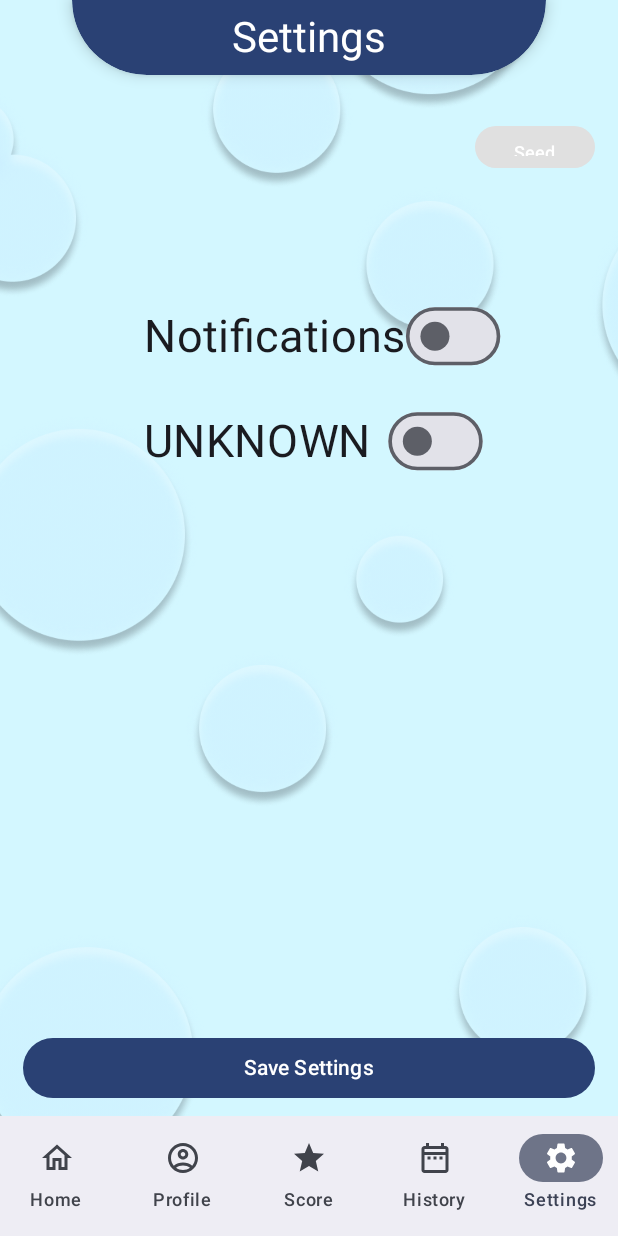
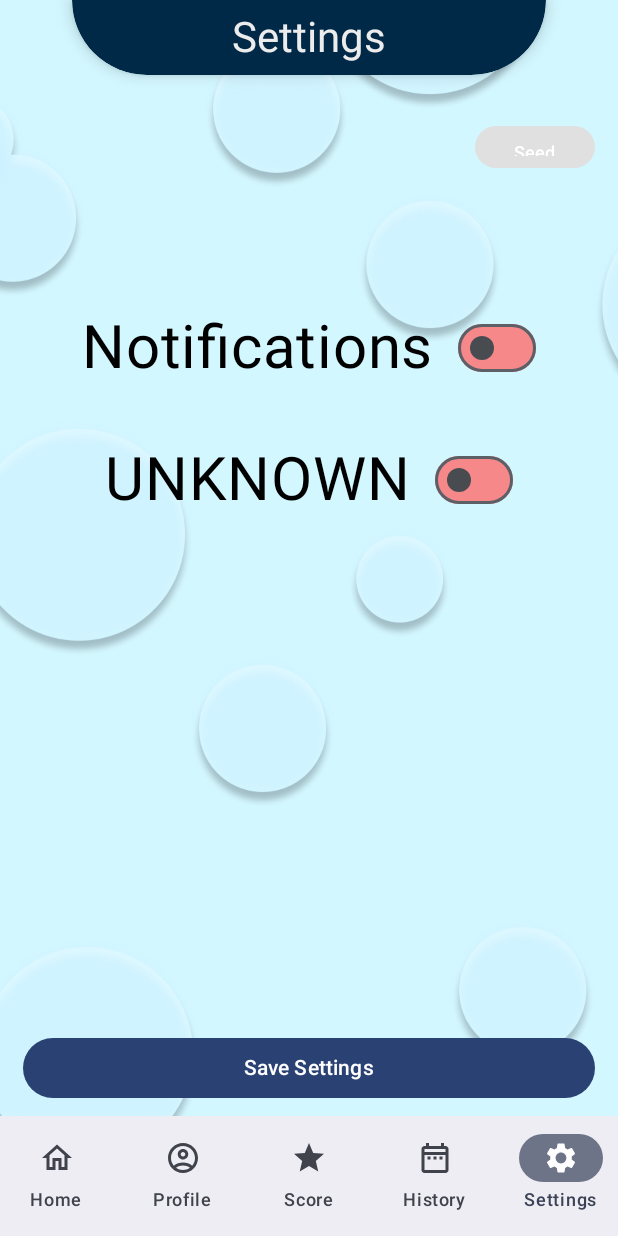
Before and after one commit to straumandi/Hydrinker, an Android app built with Jetpack Compose: the SettingsScreen screen opened through its navigation route, on a phone screen of 412 x 824 dp. Run offline under Robolectric (Android 15) with nearby library versions, the phone set to English and light mode, and no system bars; our stand-ins replace Room's generated code; libraries missing offline, so code that uses them is left out: com.patrykandpatrick.vico.

Commit message:
changed screenheader color, colored the switches in settingsscreen

```diff
--- a/app/src/main/java/com/example/hydrinker/headers/ScreenHeader.kt
+++ b/app/src/main/java/com/example/hydrinker/headers/ScreenHeader.kt
@@ -12,6 +12,7 @@ import androidx.compose.runtime.Composable
 import androidx.compose.ui.Alignment
 import androidx.compose.ui.Modifier
 import androidx.compose.ui.draw.shadow
+import androidx.compose.ui.graphics.Color
 import androidx.compose.ui.unit.dp
 
 @Composable
@@ -22,14 +23,14 @@ fun ScreenHeader(headerText: String) {
             .padding(start = 48.dp, end = 48.dp)
             .height(50.dp)
             .shadow(elevation = 6.dp, shape = RoundedCornerShape(bottomEnd = 96.dp, bottomStart = 96.dp)),
-        color = MaterialTheme.colorScheme.primary,
+        color = Color(0xFF002948),
         shape = RoundedCornerShape(bottomEnd = 96.dp, bottomStart = 96.dp)
     ) {
         Box(contentAlignment = Alignment.Center) {
             Text(
                 text = headerText,
                 style = MaterialTheme.typography.headlineMedium,
-                color = MaterialTheme.colorScheme.onPrimary,
+                color = Color(0xFFECECEC),
             )
         }
     }
--- a/app/src/main/java/com/example/hydrinker/screens/SettingsScreen.kt
+++ b/app/src/main/java/com/example/hydrinker/screens/SettingsScreen.kt
@@ -15,6 +15,7 @@ import androidx.compose.foundation.layout.height
 import androidx.compose.foundation.layout.padding
 import androidx.compose.foundation.layout.size
 import androidx.compose.foundation.layout.width
+import androidx.compose.foundation.shape.RoundedCornerShape
 import androidx.compose.material3.Button
 import androidx.compose.material3.ButtonDefaults
 import androidx.compose.material3.CircularProgressIndicator
@@ -45,6 +46,7 @@ import com.example.hydrinker.models.MeasurementUnit
 import com.example.hydrinker.services.HydrationViewModel
 import com.example.hydrinker.services.HydrationViewModelFactory
 import com.example.hydrinker.services.SettingsService
+import com.patrykandpatrick.vico.core.component.text.textComponent
 import kotlinx.coroutines.CoroutineScope
 import kotlinx.coroutines.Dispatchers
 import kotlinx.coroutines.delay
@@ -77,7 +79,10 @@ fun SettingsScreen(
         Image(
             painter = painterResource(id = R.drawable.bg_score),
             contentDescription = "home_bg",
-            modifier = Modifier.scale(1.8f).align(Alignment.TopStart).fillMaxSize()
+            modifier = Modifier
+                .scale(1.8f)
+                .align(Alignment.TopStart)
+                .fillMaxSize()
         )
     }
 
@@ -116,22 +121,59 @@ fun SettingsScreen(
 
             Spacer(modifier = Modifier.height(16.dp))
 
-            CustomStyledSwitch(
+            Row (
+                verticalAlignment = Alignment.CenterVertically,
+                horizontalArrangement = Arrangement.SpaceAround,
+            ) {
+                Text(
+                    text = "Notifications",
+
+                    color = Color.Black,
+                    fontSize = 40.sp,
+                )
+                Switch(
                     checked = uiState.notificationsOn,
                     onCheckedChange = {
                         uiState = uiState.copy(notificationsOn = it)
                     },
-                text = "Notifications"
+                    colors = SwitchDefaults.colors(
+                        checkedThumbColor = Color(0xFFFFFFFF),
+                        checkedTrackColor = Color(0xFF0BFF8A).copy(alpha = 0.8f),
+                        uncheckedThumbColor = Color(0xFF484C51),
+                        uncheckedTrackColor = Color(0xFFFF6D6D).copy(alpha = 0.8f),
+                    ),
+                    modifier = Modifier.padding(start = 16.dp)
+
+                )
+            }
+
+            Row (
+                verticalAlignment = Alignment.CenterVertically,
+                horizontalArrangement = Arrangement.SpaceAround,
+            ) {
+                Text(
+                    text = uiState.units.name,
+
+                    color = Color.Black,
+                    fontSize = 40.sp,
                 )
 
-            CustomStyledSwitch(
+                Switch(
                     checked = uiState.units == MeasurementUnit.METRIC,
                     onCheckedChange = {
                         uiState =
                             uiState.copy(units = if (it) MeasurementUnit.METRIC else MeasurementUnit.IMPERIAL)
                     },
-                text = uiState.units.name
+                    colors = SwitchDefaults.colors(
+                        checkedThumbColor = Color(0xFFFFFFFF),
+                        checkedTrackColor = Color(0xFF0BFF8A).copy(alpha = 0.8f),
+                        uncheckedThumbColor = Color(0xFF484C51),
+                        uncheckedTrackColor = Color(0xFFFF6D6D).copy(alpha = 0.8f),
+                    ),
+                    modifier = Modifier.padding(start = 16.dp)
+
                 )
+            }
 
             Spacer(modifier = Modifier.weight(1f)) // This will push everything below to the bottom
 
```
Lines whose indentation alone changed are shown as unchanged.
